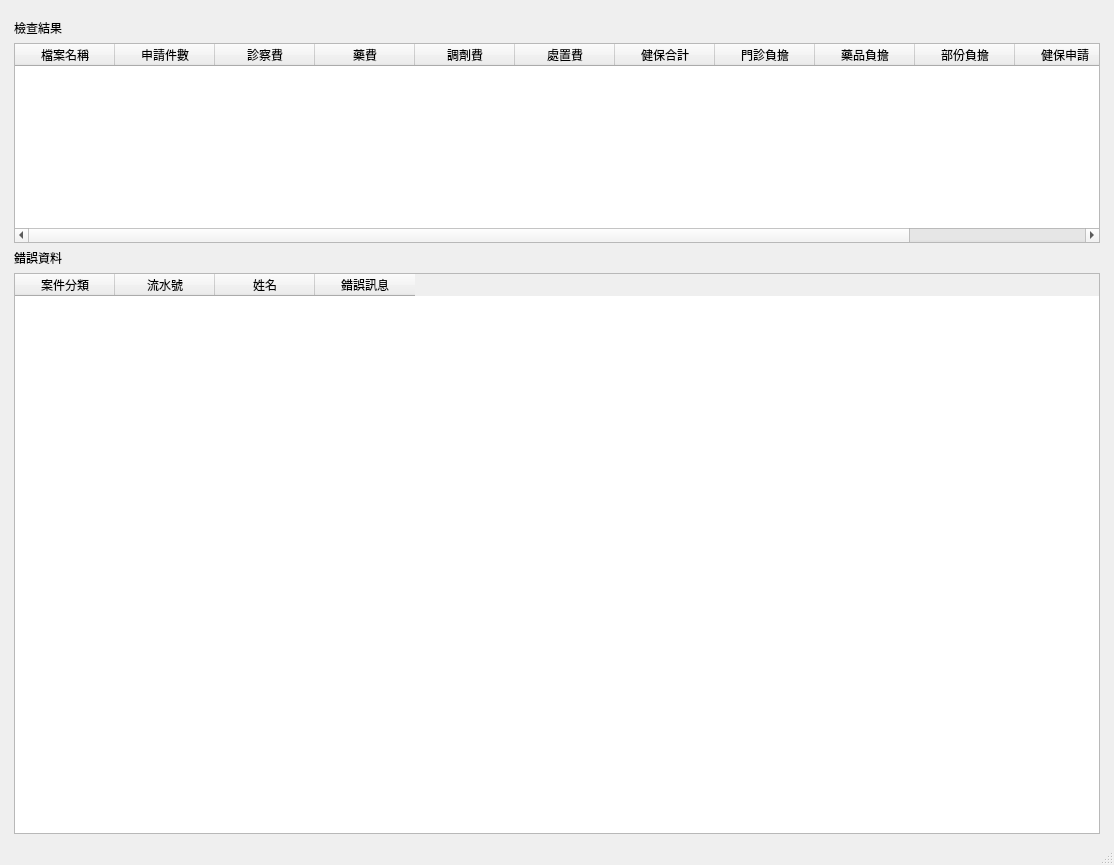
Above: ui/ins_check_apply_fee.ui from picacat/pymedical before the change. Below: the same form after it.
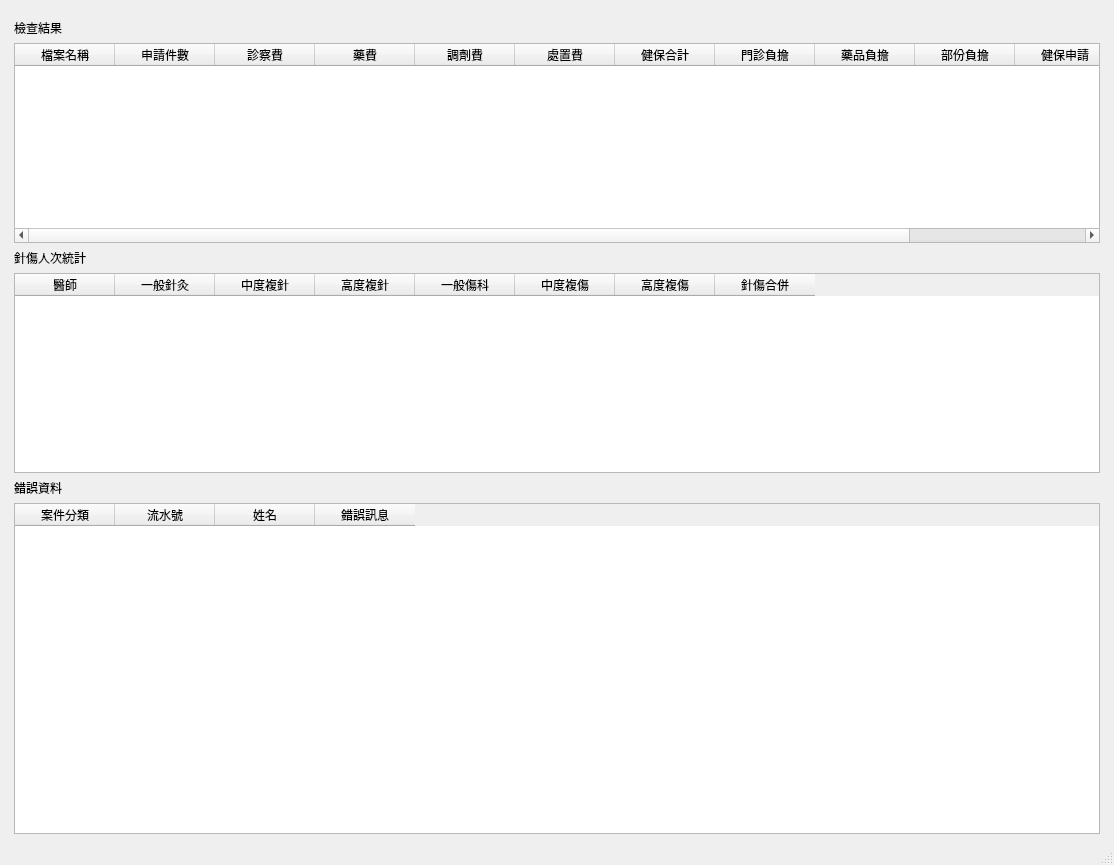
That is the form after the change.

The edit to the form file:
```diff
--- a/ui/ins_check_apply_fee.ui
+++ b/ui/ins_check_apply_fee.ui
@@ -103,6 +103,63 @@
         </column>
        </widget>
       </item>
+      <item>
+       <widget class="QLabel" name="label_3">
+        <property name="text">
+         <string>針傷人次統計</string>
+        </property>
+       </widget>
+      </item>
+      <item>
+       <widget class="QTableWidget" name="tableWidget_treat_count">
+        <property name="maximumSize">
+         <size>
+          <width>16777215</width>
+          <height>200</height>
+         </size>
+        </property>
+        <column>
+         <property name="text">
+          <string>醫師</string>
+         </property>
+        </column>
+        <column>
+         <property name="text">
+          <string>一般針灸</string>
+         </property>
+        </column>
+        <column>
+         <property name="text">
+          <string>中度複針</string>
+         </property>
+        </column>
+        <column>
+         <property name="text">
+          <string>高度複針</string>
+         </property>
+        </column>
+        <column>
+         <property name="text">
+          <string>一般傷科</string>
+         </property>
+        </column>
+        <column>
+         <property name="text">
+          <string>中度複傷</string>
+         </property>
+        </column>
+        <column>
+         <property name="text">
+          <string>高度複傷</string>
+         </property>
+        </column>
+        <column>
+         <property name="text">
+          <string>針傷合併</string>
+         </property>
+        </column>
+       </widget>
+      </item>
       <item>
        <widget class="QLabel" name="label_2">
         <property name="text">
```
Left out of the diff: 2 changed lines with no effect on the pictures.
